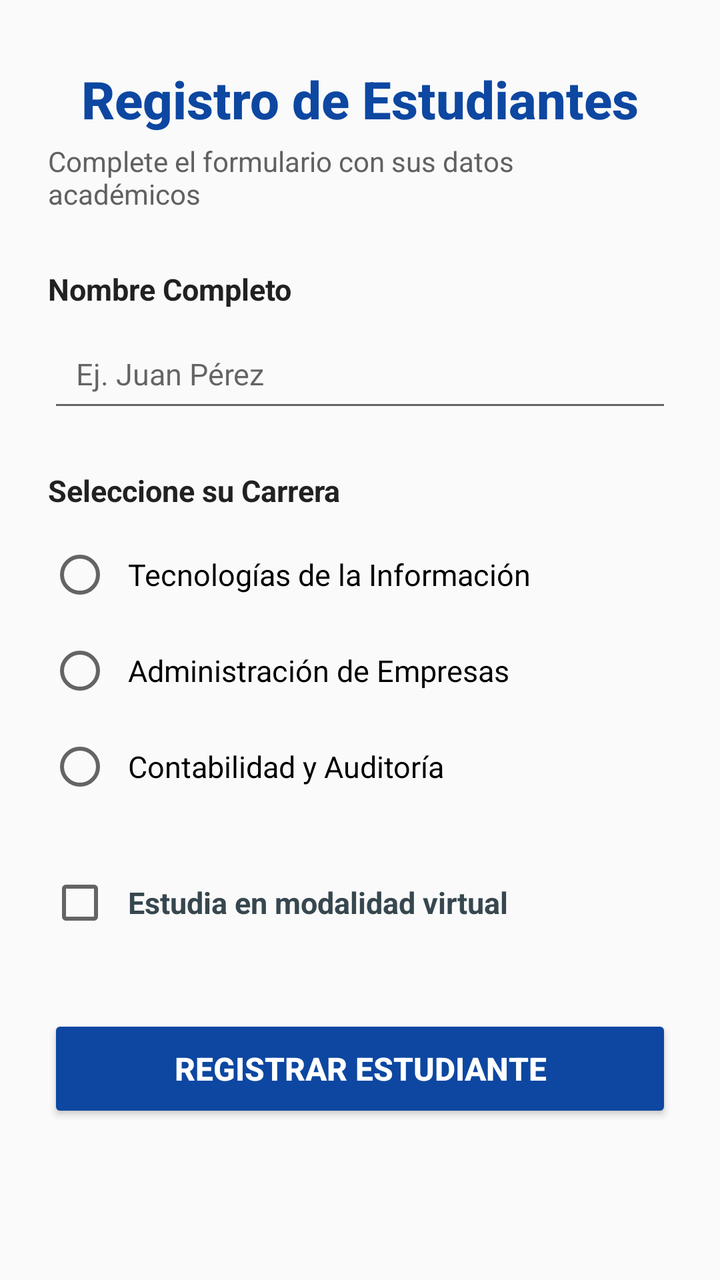
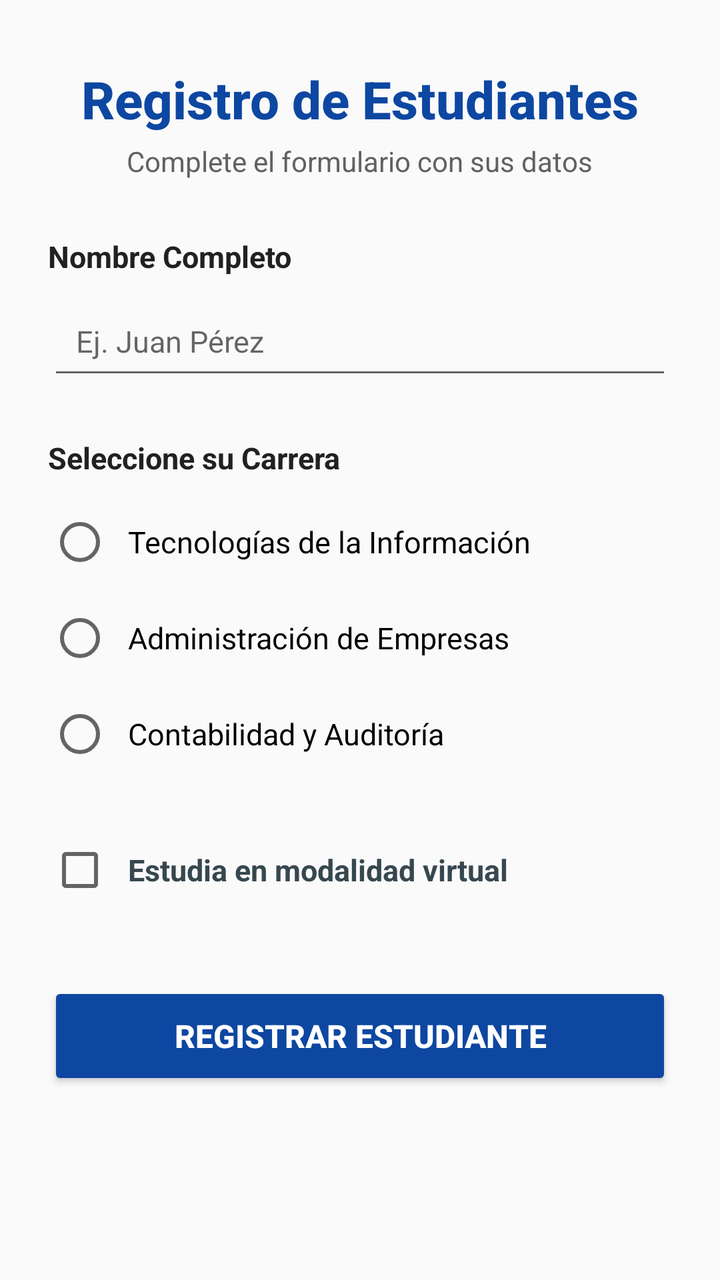

An Android layout rendered at two revisions. The XML below is the earlier revision; the diff shows what the commit changed to produce the second picture.
<!-- AndroidManifest.xml: application theme android:Theme.Material.Light.NoActionBar -->
<!-- res/layout/activity_main.xml -->
<?xml version="1.0" encoding="utf-8"?>
<ScrollView xmlns:android="http://schemas.android.com/apk/res/android"
    xmlns:tools="http://schemas.android.com/tools"
    android:layout_width="match_parent"
    android:layout_height="match_parent"
    android:fillViewport="true"
    android:backgroundColor="#F8F9FA"
    android:padding="24dp"
    tools:context=".MainActivity">

    <LinearLayout
        android:layout_width="match_parent"
        android:layout_height="wrap_content"
        android:orientation="vertical"
        android:gravity="center_horizontal">

        
        <TextView
            android:layout_width="wrap_content"
            android:layout_height="wrap_content"
            android:text="Registro de Estudiantes"
            android:textSize="26sp"
            android:textStyle="bold"
            android:textColor="#0D47A1"
            android:fontFamily="sans-serif-medium"
            android:layout_marginTop="8dp"
            android:layout_marginBottom="4dp" />

        <TextView
            android:layout_width="wrap_content"
            android:layout_height="wrap_content"
            android:text="Complete el formulario con sus datos académicos"
            android:textSize="14sp"
            android:textColor="#616161"
            android:layout_marginBottom="28dp" />

        
        <TextView
            android:layout_width="match_parent"
            android:layout_height="wrap_content"
            android:text="Nombre Completo"
            android:textSize="15sp"
            android:textStyle="bold"
            android:textColor="#212121"
            android:layout_marginBottom="8dp" />

        <EditText
            android:id="@+id/etNombre"
            android:layout_width="match_parent"
            android:layout_height="wrap_content"
            android:hint="Ej. Juan Pérez"
            android:inputType="textPersonName"
            android:minHeight="48dp"
            android:padding="14dp"
            android:textSize="15sp"
            android:layout_marginBottom="24dp" />

        
        <TextView
            android:layout_width="match_parent"
            android:layout_height="wrap_content"
            android:text="Seleccione su Carrera"
            android:textSize="15sp"
            android:textStyle="bold"
            android:textColor="#212121"
            android:layout_marginBottom="8dp" />

        <RadioGroup
            android:id="@+id/rgCarrera"
            android:layout_width="match_parent"
            android:layout_height="wrap_content"
            android:orientation="vertical"
            android:layout_marginBottom="20dp">

            <RadioButton
                android:id="@+id/rbTI"
                android:layout_width="match_parent"
                android:layout_height="wrap_content"
                android:text="Tecnologías de la Información"
                android:textSize="15sp"
                android:paddingStart="8dp"
                android:minHeight="48dp" />

            <RadioButton
                android:id="@+id/rbAdmin"
                android:layout_width="match_parent"
                android:layout_height="wrap_content"
                android:text="Administración de Empresas"
                android:textSize="15sp"
                android:paddingStart="8dp"
                android:minHeight="48dp" />

            <RadioButton
                android:id="@+id/rbContabilidad"
                android:layout_width="match_parent"
                android:layout_height="wrap_content"
                android:text="Contabilidad y Auditoría"
                android:textSize="15sp"
                android:paddingStart="8dp"
                android:minHeight="48dp" />
        </RadioGroup>

        
        <CheckBox
            android:id="@+id/cbVirtual"
            android:layout_width="match_parent"
            android:layout_height="wrap_content"
            android:text="Estudia en modalidad virtual"
            android:textSize="15sp"
            android:textStyle="bold"
            android:textColor="#37474F"
            android:paddingStart="8dp"
            android:minHeight="48dp"
            android:layout_marginBottom="32dp" />

        
        <Button
            android:id="@+id/btnRegistrar"
            android:layout_width="match_parent"
            android:layout_height="wrap_content"
            android:text="REGISTRAR ESTUDIANTE"
            android:textSize="16sp"
            android:textStyle="bold"
            android:textColor="#FFFFFF"
            android:backgroundTint="#0D47A1"
            android:minHeight="54dp" />

    </LinearLayout>

</ScrollView>
<!-- resources referenced by this layout -->
<resources>

</resources>

<!-- the commit's change to res/layout/activity_main.xml (unified diff, before → after) -->
@@ -29,7 +29,7 @@
         <TextView
             android:layout_width="wrap_content"
             android:layout_height="wrap_content"
-            android:text="Complete el formulario con sus datos académicos"
+            android:text="Complete el formulario con sus datos"
             android:textSize="14sp"
             android:textColor="#616161"
             android:layout_marginBottom="28dp" />
